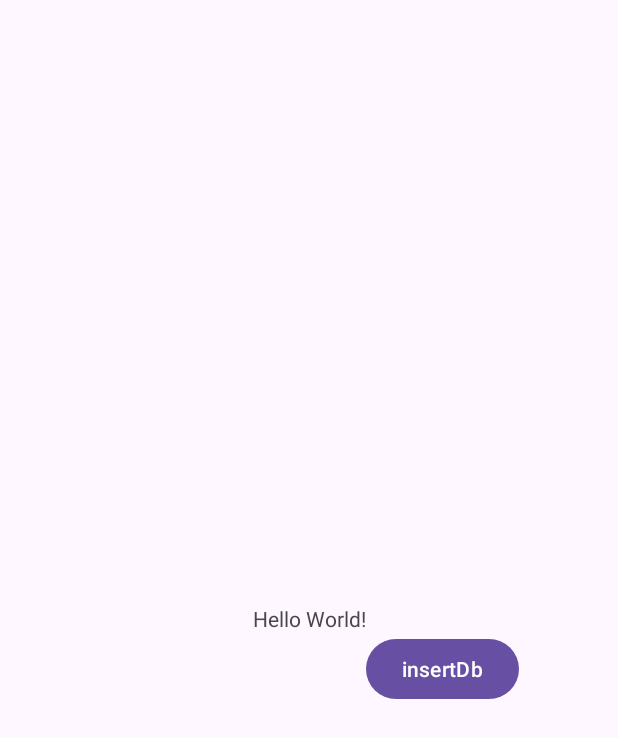
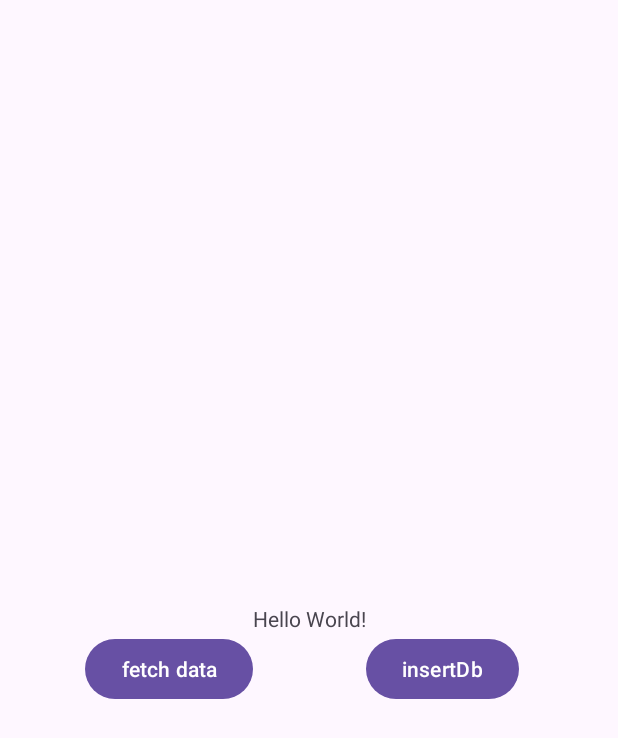
Before and after one commit to abdultanveer/adobeapp, an Android app: the screen it shows after launch (MainActivity), on a phone screen of 412 x 824 dp. Shown: the top 738 px of the screen. Run offline under Robolectric (Android 15) with nearby library versions, the phone set to English and light mode, and no system bars; our stand-ins replace Room's generated code.

Commit message:
roomdb-3 getting data from db

```diff
--- a/app/src/main/java/com/example/adobeapp/MainActivity.kt
+++ b/app/src/main/java/com/example/adobeapp/MainActivity.kt
@@ -2,6 +2,7 @@ package com.example.adobeapp
 
 import android.os.Bundle
 import android.view.View
+import android.widget.TextView
 import androidx.activity.enableEdgeToEdge
 import androidx.appcompat.app.AppCompatActivity
 import androidx.constraintlayout.widget.ConstraintLayout
@@ -11,17 +12,21 @@ import com.example.adobeapp.database.Item
 import com.example.adobeapp.database.ItemDao
 import com.example.adobeapp.database.ItemRoomDatabase
 import com.google.android.material.snackbar.Snackbar
+import kotlinx.coroutines.Dispatchers
 import kotlinx.coroutines.GlobalScope
+import kotlinx.coroutines.flow.first
 import kotlinx.coroutines.launch
 
 class MainActivity : AppCompatActivity() {
 
     lateinit var dao: ItemDao
+    lateinit var tvMain:TextView
 
 
     override fun onCreate(savedInstanceState: Bundle?) {
         super.onCreate(savedInstanceState)
         setContentView(R.layout.activity_main)
+        tvMain = findViewById(R.id.maintv)
 
         var database = ItemRoomDatabase.getDatabase(this)
         dao = database.itemDao()
@@ -48,4 +53,12 @@ class MainActivity : AppCompatActivity() {
         snackbar.setAction("undo", {})
         snackbar.show()
     }
+
+    fun queryDb(view: View) {
+        GlobalScope.launch(Dispatchers.Main) {
+            var item = dao.getItems().first()
+
+            tvMain.setText(item.toString())
+        }
+    }
 }
--- a/app/src/main/java/com/example/adobeapp/database/ItemDao.kt
+++ b/app/src/main/java/com/example/adobeapp/database/ItemDao.kt
@@ -17,9 +17,11 @@ interface ItemDao {
 
     @Update
     suspend   fun update(item: Item)
+
     @Delete
     suspend fun delete(item: Item)
     @Query("SELECT * from item WHERE id = :itemId")
+
     fun getItem(itemId: Int): Flow<Item>
     @Query("SELECT * from item ORDER BY name ASC")
     fun getItems(): Flow<List<Item>>
--- a/app/src/main/res/layout/activity_main.xml
+++ b/app/src/main/res/layout/activity_main.xml
@@ -21,9 +21,18 @@
         android:id="@+id/button"
         android:layout_width="wrap_content"
         android:layout_height="wrap_content"
+        android:onClick="clickHandler"
         android:text="insertDb"
-        android:onClick="clickHandler"
         app:layout_constraintLeft_toRightOf="@id/maintv"
+        app:layout_constraintTop_toBottomOf="@id/maintv" />
+
+    <Button
+        android:id="@+id/button2"
+        android:layout_width="wrap_content"
+        android:layout_height="wrap_content"
+        android:onClick="queryDb"
+        android:text="fetch data"
+        app:layout_constraintRight_toLeftOf="@id/maintv"
         app:layout_constraintTop_toBottomOf="@id/maintv"
          />
 
```
